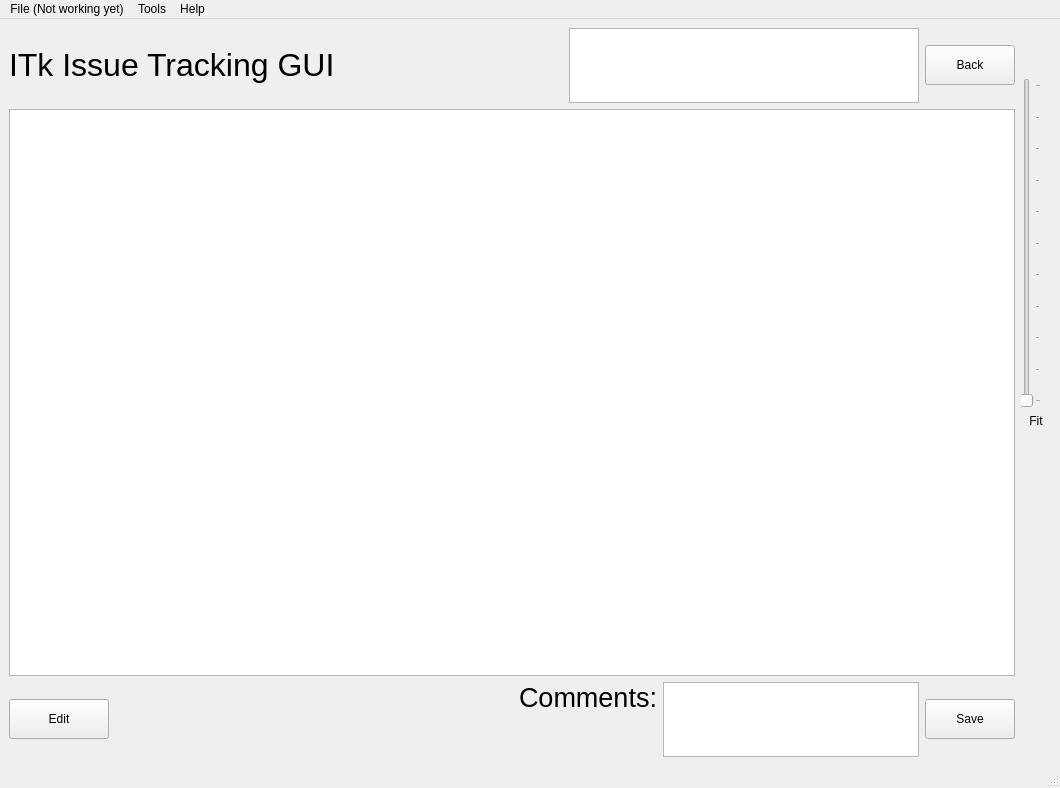
First picture: the form in ITkTrackingGUI/WirebondRecorderGUI.ui, repository adamazoulay/ITkTrackingGUI, before the edit.
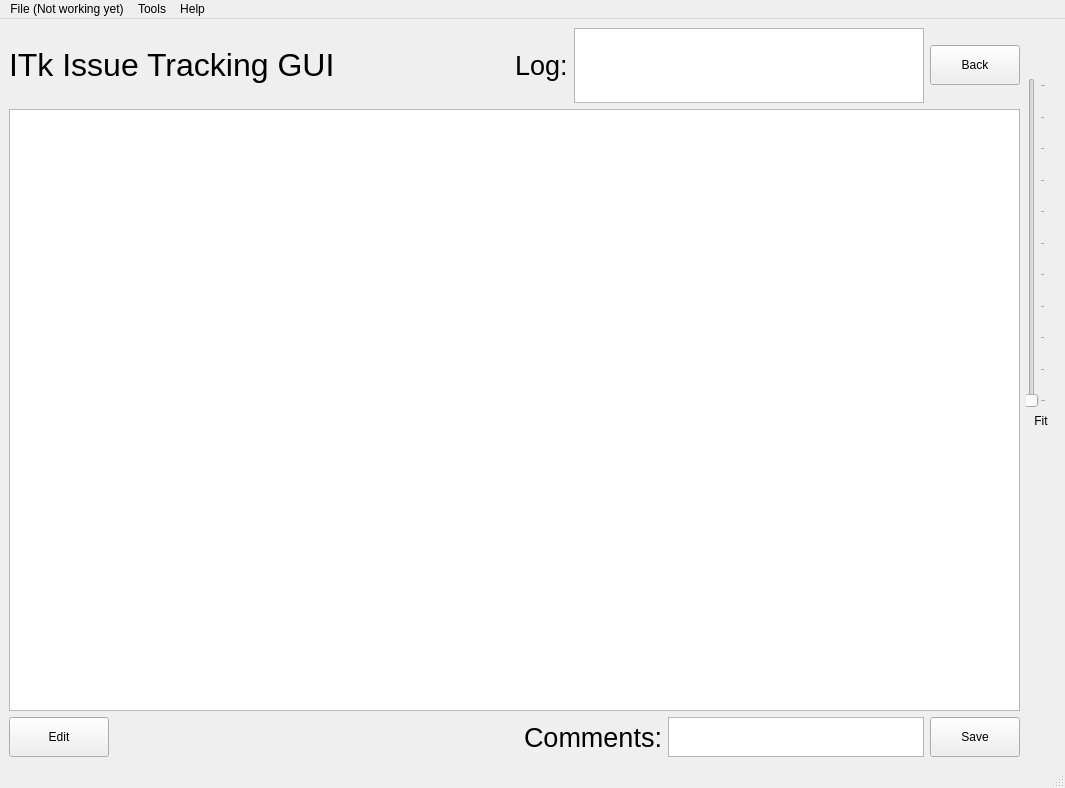
Second picture: the form after the edit.

Commit message: Updated GUI, added comment saving and loading (debug loading)

Patch:
```diff
--- a/ITkTrackingGUI/WirebondRecorderGUI.ui
+++ b/ITkTrackingGUI/WirebondRecorderGUI.ui
@@ -163,7 +163,7 @@
            <string>Comments:</string>
           </property>
           <property name="alignment">
-           <set>Qt::AlignLeading|Qt::AlignLeft|Qt::AlignTop</set>
+           <set>Qt::AlignLeading|Qt::AlignLeft|Qt::AlignVCenter</set>
           </property>
          </widget>
         </item>
@@ -178,7 +178,7 @@
           <property name="minimumSize">
            <size>
             <width>0</width>
-            <height>75</height>
+            <height>40</height>
            </size>
           </property>
           <property name="maximumSize">
@@ -264,6 +264,18 @@
           </property>
          </spacer>
         </item>
+        <item>
+         <widget class="QLabel" name="label_2">
+          <property name="font">
+           <font>
+            <pointsize>20</pointsize>
+           </font>
+          </property>
+          <property name="text">
+           <string>Log:</string>
+          </property>
+         </widget>
+        </item>
         <item>
          <widget class="QTextBrowser" name="logText">
           <property name="sizePolicy">
```
The commit also changes 2 other files.
